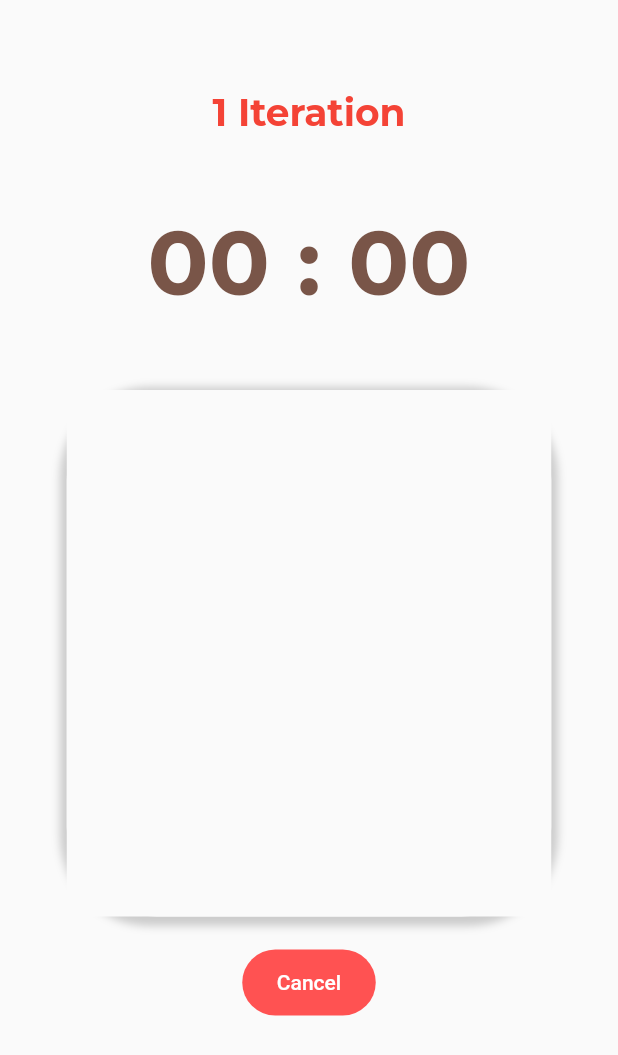
After one commit to Bug-Is-Feature/DokuDoku, a Flutter app: the HourglassScreen screen opened directly, on a phone screen of 412 x 824 dp. The commit adds this screen. Shown: the top 1055 px of the screen. Run offline on Flutter 3.47's test engine with Material 2 defaults, Android fonts, the phone set to English and light mode, and no system bars; our stand-ins replace auto_route, font_awesome_flutter, google_fonts; network calls fail.

Commit message:
dialogbox add APi and random complete.

```diff
--- /dev/null
+++ b/lib/hourglassscreen.dart
@@ -0,0 +1,29 @@
+import 'package:flutter/material.dart';
+import 'package:dokudoku/widgets/dialogbox.dart';
+import 'package:dokudoku/widgets/displaytimer.dart';
+import 'package:dokudoku/widgets/timecontroller.dart';
+
+class HourglassScreen extends StatelessWidget {
+  const HourglassScreen({super.key});
+
+  @override
+  Widget build(BuildContext context) {
+    return Scaffold(
+      body: SingleChildScrollView(
+        child: Container(
+          alignment: Alignment.center,
+          child: Column(
+            children: const [
+              DisplayTimer(),
+              DialogBox(),
+              SizedBox(
+                height: 20,
+              ),
+              TimeController(),
+            ],
+          ),
+        ),
+      ),
+    );
+  }
+}
--- /dev/null
+++ b/lib/main copy.dart
@@ -0,0 +1,24 @@
+import 'package:flutter/material.dart';
+import 'package:dokudoku/submitscreen.dart';
+import 'package:provider/provider.dart';
+import 'package:dokudoku/timeservice.dart';
+
+void main() {
+  runApp(ChangeNotifierProvider<TimerService>(
+    create: (_) => TimerService(),
+    child: const MyApp(),
+  ));
+}
+
+class MyApp extends StatelessWidget {
+  const MyApp({Key? key}) : super(key: key);
+
+  // This widget is the root of your application.
+  @override
+  Widget build(BuildContext context) {
+    return const MaterialApp(
+      debugShowCheckedModeBanner: false,
+      home: SubmitScreen(),
+    );
+  }
+}
--- a/lib/main.dart
+++ b/lib/main.dart
@@ -6,6 +6,8 @@ import 'package:dokudoku/services/timer_service.dart';
 import 'package:flutter/material.dart';
 import 'package:provider/provider.dart';
 import 'package:flutter/services.dart';
+import 'package:dokudoku/submitscreen.dart';
+import 'package:dokudoku/timeservice.dart';
 
 void main(List<String> args) {
   runApp(
--- /dev/null
+++ b/lib/model/quotes.dart
@@ -0,0 +1,39 @@
+// To parse this JSON data, do
+//
+//     final textModel = textModelFromJson(jsonString);
+
+import 'dart:convert';
+
+List<TextModel> textModelFromJson(String str) =>
+    List<TextModel>.from(json.decode(str).map((x) => TextModel.fromJson(x)));
+
+String textModelToJson(List<TextModel> data) =>
+    json.encode(List<dynamic>.from(data.map((x) => x.toJson())));
+
+class TextModel {
+  TextModel({
+    required this.q,
+    required this.a,
+    required this.c,
+    required this.h,
+  });
+
+  String q;
+  String a;
+  String c;
+  String h;
+
+  factory TextModel.fromJson(Map<String, dynamic> json) => TextModel(
+        q: json["q"],
+        a: json["a"],
+        c: json["c"],
+        h: json["h"],
+      );
+
+  Map<String, dynamic> toJson() => {
+        "q": q,
+        "a": a,
+        "c": c,
+        "h": h,
+      };
+}
--- /dev/null
+++ b/lib/remote/ApiConstants.dart
@@ -0,0 +1,4 @@
+class ApiConstants {
+  static String baseUrl = 'https://zenquotes.io/api';
+  static String usersEndpoint = '/quotes';
+}
--- /dev/null
+++ b/lib/timeservice.dart
@@ -0,0 +1,125 @@
+import 'dart:async';
+
+import 'package:flutter/material.dart';
+import 'package:dokudoku/utils.dart';
+
+class TimerService extends ChangeNotifier {
+  final sessionDurationController = TextEditingController();
+  final sessionNumberController = TextEditingController();
+  final breakTimeController = TextEditingController();
+
+  int enteredSessionDuration = 0;
+  int enteredSessionNumberDuration = 0;
+  int enteredBreakTime = 0;
+
+  Timer? timer;
+  int currentDuration = 0;
+  int seconds = 0;
+  int minutes = 0;
+  bool timerPlaying = false;
+  int iteration = 1;
+  String currentState = "Focus";
+  String twoDigits(int n) => n.round().toString().padLeft(2, '0');
+
+  void submitData() {
+    enteredSessionDuration = int.parse(sessionDurationController.text);
+    enteredSessionNumberDuration = int.parse(sessionNumberController.text);
+    enteredBreakTime = int.parse(breakTimeController.text);
+
+    if (enteredSessionDuration <= 0 ||
+        enteredSessionNumberDuration <= 0 ||
+        enteredBreakTime <= 0) {
+      print('Error');
+    }
+
+    if (currentState == 'Cancel') {
+      iteration = 1;
+      currentState = 'Focus';
+      currentDuration = 0;
+      currentDuration = enteredSessionDuration;
+      start();
+    } else {
+      currentDuration = enteredSessionDuration;
+      start();
+    }
+
+    print(enteredSessionDuration);
+    print(enteredSessionNumberDuration);
+    print(enteredBreakTime);
+    notifyListeners();
+  }
+
+  void start() {
+    timerPlaying = true;
+    timer = Timer.periodic(const Duration(seconds: 1), (timer) {
+      if (currentDuration == 0) {
+        handleNextIteration();
+      } else {
+        currentDuration--;
+        notifyListeners();
+      }
+    });
+  }
+
+  void stop() {
+    timer!.cancel();
+    timerPlaying = false;
+    notifyListeners();
+  }
+
+  void cancelSession() {
+    timer!.cancel();
+    timerPlaying = false;
+    currentState = 'Cancel';
+    notifyListeners();
+  }
+
+  void handleNextIteration() {
+    if (currentState == "Focus") {
+      if (iteration < enteredSessionNumberDuration) {
+        currentState = "Break Time";
+        currentDuration = enteredBreakTime;
+        iteration++;
+      } else if (iteration >= enteredSessionNumberDuration) {
+        print('eiei');
+        stop();
+      }
+    } else if (currentState == "Break Time") {
+      currentState = "Focus";
+      currentDuration = enteredSessionDuration;
+    }
+    notifyListeners();
+  }
+
+  Widget? changeSecondsUnit() {
+    seconds = currentDuration % 60;
+
+    if (seconds == 0) {
+      return Text(
+        "${seconds.round()}0",
+        style: textStyle(60, Colors.brown, FontWeight.bold),
+      );
+    } else {
+      return Text(
+        twoDigits(seconds),
+        style: textStyle(60, Colors.brown, FontWeight.bold),
+      );
+    }
+  }
+
+  Widget? changeMinutesUnit() {
+    minutes = currentDuration % 3600;
+
+    if (minutes == 0) {
+      return Text(
+        "${minutes.round()}0",
+        style: textStyle(60, Colors.brown, FontWeight.bold),
+      );
+    } else {
+      return Text(
+        twoDigits((minutes ~/ 60)),
+        style: textStyle(60, Colors.brown, FontWeight.bold),
+      );
+    }
+  }
+}
--- /dev/null
+++ b/lib/utils.dart
@@ -0,0 +1,10 @@
+import 'package:flutter/material.dart';
+import 'package:google_fonts/google_fonts.dart';
+
+TextStyle textStyle(double size, [Color? color, FontWeight? fw]) {
+  return GoogleFonts.montserrat(
+    fontSize: size,
+    color: color,
+    fontWeight: fw,
+  );
+}
--- /dev/null
+++ b/lib/widgets/dialogbox.dart
@@ -0,0 +1,100 @@
+import 'package:flutter/material.dart';
+import 'dart:math';
+import 'dart:async';
+
+import 'package:dokudoku/model/quotes.dart';
+import 'package:dokudoku/remote/remote_service.dart';
+
+class DialogBox extends StatefulWidget {
+  const DialogBox({super.key});
+
+  @override
+  _DialogBox createState() => _DialogBox();
+}
+
+class _DialogBox extends State<DialogBox> {
+  List<String> litems = [];
+  final TextEditingController eCtrl = TextEditingController();
+
+  List<String> showText = [];
+  List<String> real = [];
+  var index = 0;
+  List<TextModel>? model;
+  var isLoaded = false;
+
+  @override
+  void initState() {
+    super.initState();
+
+    getData();
+  }
+
+  getData() async {
+    model = await RemoteService().getUsers();
+    if (model != null) {
+      setState(() {
+        isLoaded = true;
+      });
+    }
+  }
+
+  @override
+  Widget build(BuildContext context) {
+    void myFunction() {
+      showText.add(model![index].q);
+      real = showText.reversed.toList();
+      index++;
+      setState(() {});
+    }
+
+    Future.delayed(Duration(seconds: Random().nextInt(10)), () {
+      myFunction();
+    });
+    return Center(
+      child: Container(
+        width: 323,
+        height: 351,
+        decoration: BoxDecoration(
+          color: Colors.white,
+          borderRadius: BorderRadius.circular(60),
+          boxShadow: [
+            BoxShadow(
+              color: Colors.grey.withOpacity(0.5),
+              spreadRadius: 4,
+              blurRadius: 4,
+              offset: Offset(0, 2),
+            )
+          ],
+        ),
+        child: Scaffold(
+            body: Column(
+          children: <Widget>[
+            Expanded(
+                child: ListView.builder(
+                    reverse: true,
+                    itemCount: real.length,
+                    shrinkWrap: true,
+                    padding: EdgeInsets.only(top: 10, bottom: 10),
+                    physics: NeverScrollableScrollPhysics(),
+                    itemBuilder: (BuildContext ctxt, int Index) {
+                      return Container(
+                        padding: EdgeInsets.only(
+                            left: 14, right: 14, top: 10, bottom: 10),
+                        child: Align(
+                          alignment: Alignment.centerLeft,
+                          child: Container(
+                              decoration: BoxDecoration(
+                                borderRadius: BorderRadius.circular(20),
+                                color: Colors.green[200],
+                              ),
+                              padding: EdgeInsets.all(16),
+                              child: Text(real[Index])),
+                        ),
+                      );
+                    }))
+          ],
+        )),
+      ),
+    );
+  }
+}
--- /dev/null
+++ b/lib/widgets/displaytimer.dart
@@ -0,0 +1,63 @@
+import 'package:flutter/material.dart';
+import 'package:dokudoku/timeservice.dart';
+import 'package:dokudoku/utils.dart';
+import 'package:provider/provider.dart';
+
+class DisplayTimer extends StatefulWidget {
+  const DisplayTimer({super.key});
+
+  @override
+  State<DisplayTimer> createState() => _DisplayTimerState();
+}
+
+class _DisplayTimerState extends State<DisplayTimer> {
+  @override
+  Widget build(BuildContext context) {
+    final provider = Provider.of<TimerService>(context);
+
+    return Column(
+      children: [
+        const SizedBox(
+          height: 60,
+        ),
+        Text(
+          provider.currentState == 'Focus'
+              ? "${provider.iteration} Iteration"
+              : "Break Time",
+          style: textStyle(25, Colors.red, FontWeight.w700),
+        ),
+        Row(
+          mainAxisAlignment: MainAxisAlignment.center,
+          children: [
+            SizedBox(
+              width: MediaQuery.of(context).size.width / 4.2,
+              height: 170,
+              child: Center(
+                child: Provider.of<TimerService>(context, listen: false)
+                    .changeMinutesUnit(),
+              ),
+            ),
+            const SizedBox(
+              width: 10,
+            ),
+            Text(
+              ":",
+              style: textStyle(60, Colors.brown, FontWeight.bold),
+            ),
+            const SizedBox(
+              width: 10,
+            ),
+            SizedBox(
+              width: MediaQuery.of(context).size.width / 4.2,
+              height: 170,
+              child: Center(
+                child: Provider.of<TimerService>(context, listen: false)
+                    .changeSecondsUnit(),
+              ),
+            ),
+          ],
+        ),
+      ],
+    );
+  }
+}
--- /dev/null
+++ b/lib/widgets/timecontroller.dart
@@ -0,0 +1,71 @@
+import 'package:flutter/material.dart';
+import 'package:dokudoku/submitscreen.dart';
+import 'package:dokudoku/timeservice.dart';
+import 'package:provider/provider.dart';
+import 'package:dokudoku/utils.dart';
+
+class TimeController extends StatefulWidget {
+  const TimeController({super.key});
+
+  @override
+  State<TimeController> createState() => _TimeControllerState();
+}
+
+class _TimeControllerState extends State<TimeController> {
+  @override
+  Widget build(BuildContext context) {
+    final ButtonStyle flatButtonStyle = TextButton.styleFrom(
+      backgroundColor: Colors.redAccent,
+      foregroundColor: Colors.white,
+      minimumSize: const Size(89, 44),
+      padding: const EdgeInsets.symmetric(horizontal: 16.0),
+      shape: const RoundedRectangleBorder(
+        borderRadius: BorderRadius.all(Radius.circular(100)),
+      ),
+    );
+
+    return Center(
+      child: TextButton(
+        style: flatButtonStyle,
+        onPressed: () {
+          Provider.of<TimerService>(context, listen: false).stop();
+          showDialog(
+            context: context,
+            builder: (context) => AlertDialog(
+              alignment: Alignment.center,
+              title: Text(
+                'Do you want to cancel your session?',
+                style: textStyle(22),
+              ),
+              actions: [
+                TextButton(
+                    onPressed: () {
+                      Provider.of<TimerService>(context, listen: false)
+                          .cancelSession();
+                      Navigator.push(context,
+                          MaterialPageRoute(builder: (BuildContext context) {
+                        return const SubmitScreen();
+                      }));
+                    },
+                    child: Text(
+                      'Yes',
+                      style: textStyle(16),
+                    )),
+                TextButton(
+                    onPressed: () {
+                      Navigator.pop(context);
+                      Provider.of<TimerService>(context, listen: false).start();
+                    },
+                    child: Text(
+                      'No',
+                      style: textStyle(16),
+                    )),
+              ],
+            ),
+          );
+        },
+        child: const Text('Cancel'),
+      ),
+    );
+  }
+}
--- a/pubspec.yaml
+++ b/pubspec.yaml
@@ -29,6 +29,8 @@ environment:
 # the latest version available on pub.dev. To see which dependencies have newer
 # versions available, run `flutter pub outdated`.
 dependencies:
+  provider:
+  google_fonts:
   flutter:
     sdk: flutter
 
```
Also changed, not shown: lib/model/timeinput.dart (added, +13 -0 lines), lib/remote/remote_service.dart (added, +16 -0 lines), lib/submitscreen.dart (added, +25 -0 lines), lib/widgets/inputbox.dart (added, +153 -0 lines), lib/widgets/result.dart (added), pubspec.lock.
